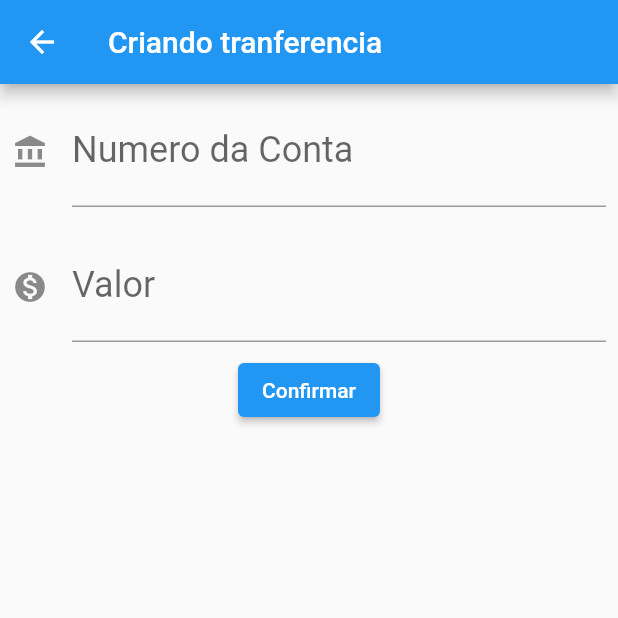
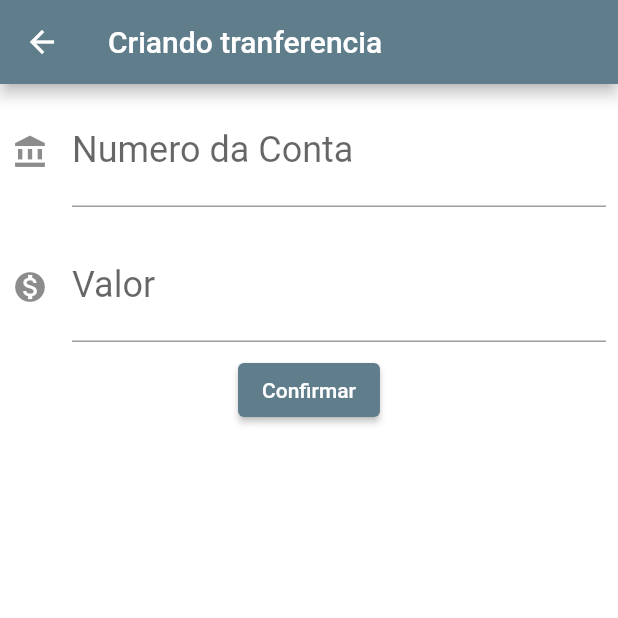
Before and after one commit to lketerson/Bytebank, a Flutter app: the screen it shows after launch, after a tap on the "add" icon, on a phone screen of 412 x 824 dp, the top half of it. Run offline on Flutter 3.47's test engine with Material 2 defaults, Android fonts, the light colour scheme and no system bars.

Commit message:
Structure update

```diff
--- /dev/null
+++ b/lib/components/editor.dart
@@ -0,0 +1,33 @@
+//Create a new input field
+import 'package:flutter/material.dart';
+
+class Editor extends StatelessWidget {
+  final TextEditingController controlador;
+  final String rotulo;
+  final String dica;
+  final IconData? icone;
+  const Editor({
+    required this.controlador,
+    required this.rotulo,
+    required this.dica,
+    this.icone,
+    super.key,
+  });
+
+  @override
+  Widget build(BuildContext context) {
+    return Padding(
+      padding: const EdgeInsets.all(8.0),
+      child: TextField(
+        controller: controlador,
+        style: const TextStyle(fontSize: 24.0),
+        decoration: InputDecoration(
+          icon: icone != null ? Icon(icone) : null,
+          labelText: rotulo,
+          hintText: dica,
+        ),
+        keyboardType: TextInputType.number,
+      ),
+    );
+  }
+}
--- a/lib/main.dart
+++ b/lib/main.dart
@@ -1,3 +1,4 @@
+import 'package:bytebank/screens/tranferencia/lista.dart';
 import 'package:flutter/material.dart';
 
 void main() {
@@ -10,6 +11,12 @@ class ByteBankApp extends StatelessWidget {
   @override
   Widget build(BuildContext context) {
     return MaterialApp(
+      theme: ThemeData.from(
+          colorScheme: ColorScheme.fromSwatch(
+            primarySwatch: Colors.blueGrey,
+          ),
+          textTheme:
+              const TextTheme(bodyText2: TextStyle(color: Colors.white))),
       home: Scaffold(
         body: ListaTransferencia(),
       ),
@@ -17,150 +24,12 @@ class ByteBankApp extends StatelessWidget {
   }
 }
 
-//List os tranference cards info
-class ListaTransferencia extends StatelessWidget {
-  const ListaTransferencia({super.key});
 
-  @override
-  Widget build(BuildContext context) {
-    return Scaffold(
-      appBar: AppBar(
-        title: const Text('Lista Transferencia'),
-      ),
-      body: Column(
-        children: [
-          ItemTransferencia(Transferecia(300.0, 4343)),
-          ItemTransferencia(Transferecia(654.27, 2929))
-        ],
-      ),
-      floatingActionButton: FloatingActionButton(
-        onPressed: () {
-          final Future future = Navigator.push(
-            context,
-            MaterialPageRoute(
-              builder: (context) {
-                return FormularioTransferencia();
-              },
-            ),
-          );
-          future.then(
-            (tranferenciaRecebida) {
-              debugPrint('Chegou no then');
-            },
-          );
-        },
-        child: const Icon(Icons.add),
-      ),
-    );
-  }
-}
 
 //Widget with fields to create a transference
-class FormularioTransferencia extends StatelessWidget {
-  final TextEditingController _controladorNumeroConta = TextEditingController();
-  final TextEditingController _controladorValor = TextEditingController();
-  FormularioTransferencia({super.key});
 
-  @override
-  Widget build(BuildContext context) {
-    return Scaffold(
-      appBar: AppBar(
-        title: const Text('Criando tranferencia'),
-      ),
-      body: Column(
-        children: [
-          Editor(
-            controlador: _controladorNumeroConta,
-            rotulo: 'Numero da Conta',
-            dica: '0000',
-            icone: Icons.account_balance,
-          ),
-          Editor(
-            controlador: _controladorValor,
-            rotulo: 'Valor',
-            dica: '0.00',
-            icone: Icons.monetization_on,
-          ),
-          ElevatedButton(
-              onPressed: () => _criaTransferencia(context),
-              child: const Text('Confirmar')),
-        ],
-      ),
-    );
-  }
-
-//create a tranference object
-  void _criaTransferencia(BuildContext context) {
-    final int? numeroConta = int.tryParse(_controladorNumeroConta.text);
-    final double? valorTotal = double.tryParse(_controladorValor.text);
-    if (numeroConta != null && valorTotal != null) {
-      final tranferenciaCraida = Transferecia(valorTotal, numeroConta);
-      Navigator.pop(context, tranferenciaCraida);
-    }
-  }
-}
-
-//Create a new input field
-class Editor extends StatelessWidget {
-  final TextEditingController controlador;
-  final String rotulo;
-  final String dica;
-  final IconData? icone;
-  const Editor({
-    required this.controlador,
-    required this.rotulo,
-    required this.dica,
-    this.icone,
-    super.key,
-  });
-
-  @override
-  Widget build(BuildContext context) {
-    return Padding(
-      padding: const EdgeInsets.all(8.0),
-      child: TextField(
-        controller: controlador,
-        style: const TextStyle(fontSize: 24.0),
-        decoration: InputDecoration(
-          icon: icone != null ? Icon(icone) : null,
-          labelText: rotulo,
-          hintText: dica,
-        ),
-        keyboardType: TextInputType.number,
-      ),
-    );
-  }
-}
 
 //Create a new card item for the transference
-class ItemTransferencia extends StatelessWidget {
-  final Transferecia _transferecia;
-  const ItemTransferencia(
-    this._transferecia, {
-    super.key,
-  });
 
-  @override
-  Widget build(BuildContext context) {
-    return Card(
-      child: ListTile(
-        leading: const Icon(Icons.monetization_on),
-        title: Text(_transferecia.valorTotal.toString()),
-        subtitle: Text(_transferecia.numeroConta.toString()),
-      ),
-    );
-  }
-}
 
 //Transference class
-class Transferecia {
-  final double valorTotal;
-  final int numeroConta;
-
-  Transferecia(this.valorTotal, this.numeroConta);
-
-  @override
-  String toString() {
-    return 'Transferencia{:$valorTotal, numeroConta: $numeroConta';
-  }
-}
--- /dev/null
+++ b/lib/models/transferencia.dart
@@ -0,0 +1,14 @@
+class Transferecia {
+  final double valorTotal;
+  final int numeroConta;
+
+  Transferecia(
+    this.valorTotal,
+    this.numeroConta,
+  );
+
+  @override
+  String toString() {
+    return 'Transferencia{:$valorTotal, numeroConta: $numeroConta';
+  }
+}
--- /dev/null
+++ b/lib/screens/tranferencia/formulario.dart
@@ -0,0 +1,58 @@
+import 'package:flutter/material.dart';
+
+import '../../components/editor.dart';
+import '../../models/transferencia.dart';
+
+class FormularioTransferencia extends StatefulWidget {
+  const FormularioTransferencia({super.key});
+
+//create a tranference object
+
+  @override
+  State<StatefulWidget> createState() {
+    return _FormularioTransferenciaState();
+  }
+}
+
+class _FormularioTransferenciaState extends State<FormularioTransferencia> {
+  final TextEditingController _controladorNumeroConta = TextEditingController();
+  final TextEditingController _controladorValor = TextEditingController();
+  @override
+  Widget build(BuildContext context) {
+    return Scaffold(
+      appBar: AppBar(
+        title: const Text('Criando tranferencia'),
+      ),
+      body: SingleChildScrollView(
+        child: Column(
+          children: [
+            Editor(
+              controlador: _controladorNumeroConta,
+              rotulo: 'Numero da Conta',
+              dica: '0000',
+              icone: Icons.account_balance,
+            ),
+            Editor(
+              controlador: _controladorValor,
+              rotulo: 'Valor',
+              dica: '0.00',
+              icone: Icons.monetization_on,
+            ),
+            ElevatedButton(
+                onPressed: () => _criaTransferencia(context),
+                child: const Text('Confirmar')),
+          ],
+        ),
+      ),
+    );
+  }
+
+  void _criaTransferencia(BuildContext context) {
+    final int? numeroConta = int.tryParse(_controladorNumeroConta.text);
+    final double? valorTotal = double.tryParse(_controladorValor.text);
+    if (numeroConta != null && valorTotal != null) {
+      final tranferenciaCraida = Transferecia(valorTotal, numeroConta);
+      Navigator.pop(context, tranferenciaCraida);
+    }
+  }
+}
--- /dev/null
+++ b/lib/screens/tranferencia/lista.dart
@@ -0,0 +1,76 @@
+//List os tranference cards info
+import 'package:flutter/material.dart';
+
+import '../../models/transferencia.dart';
+import 'formulario.dart';
+
+class ListaTransferencia extends StatefulWidget {
+  final List<Transferecia> _listaTransferecias = [];
+
+  ListaTransferencia({super.key});
+
+  @override
+  State<StatefulWidget> createState() {
+    return ListaTransferenciaState();
+  }
+}
+
+class ListaTransferenciaState extends State<ListaTransferencia> {
+  @override
+  Widget build(BuildContext context) {
+    return Scaffold(
+      appBar: AppBar(title: const Text('Lista Transferencia')),
+      body: ListView.builder(
+        itemCount: widget._listaTransferecias.length,
+        itemBuilder: (
+          context,
+          index,
+        ) {
+          final tranferencia = widget._listaTransferecias[index];
+          return ItemTransferencia(tranferencia);
+        },
+      ),
+      floatingActionButton: FloatingActionButton(
+        onPressed: () {
+          final Future future = Navigator.push(
+            context,
+            MaterialPageRoute(
+              builder: (context) {
+                return const FormularioTransferencia();
+              },
+            ),
+          );
+          future.then(
+            (tranferenciaRecebida) {
+              if (tranferenciaRecebida != null) {
+                setState(() {
+                  widget._listaTransferecias.add(tranferenciaRecebida);
+                });
+              }
+            },
+          );
+        },
+        child: const Icon(Icons.add),
+      ),
+    );
+  }
+}
+
+class ItemTransferencia extends StatelessWidget {
+  final Transferecia _transferecia;
+  const ItemTransferencia(
+    this._transferecia, {
+    super.key,
+  });
+
+  @override
+  Widget build(BuildContext context) {
+    return Card(
+      child: ListTile(
+        leading: const Icon(Icons.monetization_on),
+        title: Text(_transferecia.valorTotal.toString()),
+        subtitle: Text(_transferecia.numeroConta.toString()),
+      ),
+    );
+  }
+}
```
Also changed, not shown: 1 other file.
